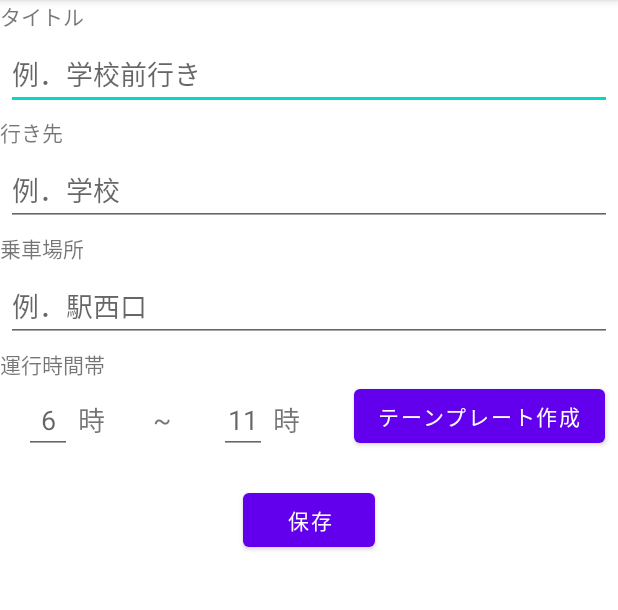
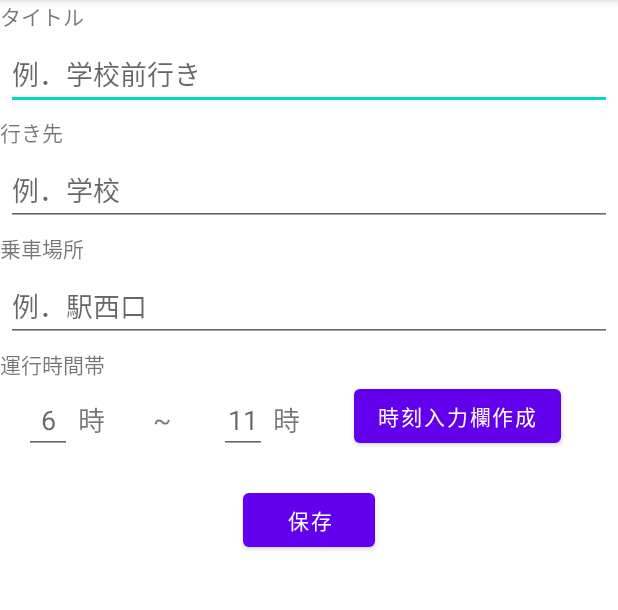
Before and after one commit to kaz-taka-1/BusScheduleMaker, an Android app: the NewSchedule screen opened directly, with no data from a screen before it, on a phone screen of 412 x 824 dp, the part 84-694 px from its top. Run offline under Robolectric (Android 15) with nearby library versions, the phone set to English and light mode, and no system bars.

```diff
--- a/app/src/main/java/com/websarva/wings/android/busschedulemaker/MainActivity.kt
+++ b/app/src/main/java/com/websarva/wings/android/busschedulemaker/MainActivity.kt
@@ -45,5 +45,4 @@ class MainActivity : AppCompatActivity() {
         return returnVal
     }
 
-
 }
--- a/app/src/main/res/layout/activity_new_schedule.xml
+++ b/app/src/main/res/layout/activity_new_schedule.xml
@@ -120,7 +120,7 @@
             android:layout_width="wrap_content"
             android:layout_height="wrap_content"
             android:layout_marginLeft="36dp"
-            android:text="テーンプレート作成"/>
+            android:text="時刻入力欄作成"/>
 
     </LinearLayout>
     <TableLayout
@@ -139,10 +139,11 @@
 
     </TableLayout>
     <Button
-        android:id="@+id/bt_save"
+        android:id="@+id/btnSave"
         android:layout_width="wrap_content"
         android:layout_height="wrap_content"
         android:layout_gravity="center"
+        android:onClick="onSaveButtonClick"
         android:text="保存"
         />
 
```
Also changed, not shown: app/src/main/java/com/websarva/wings/android/busschedulemaker/DatabaseHelper.kt (added, +32 -0 lines), app/src/main/java/com/websarva/wings/android/busschedulemaker/NewSchedule.kt (+16 -4 lines).
